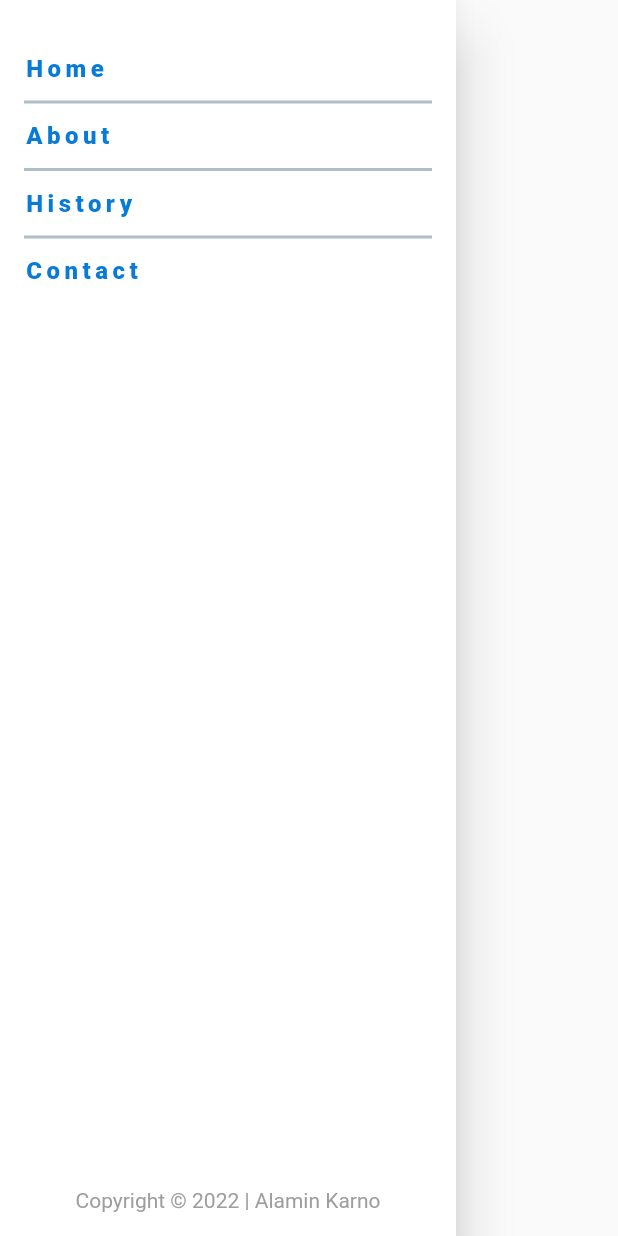
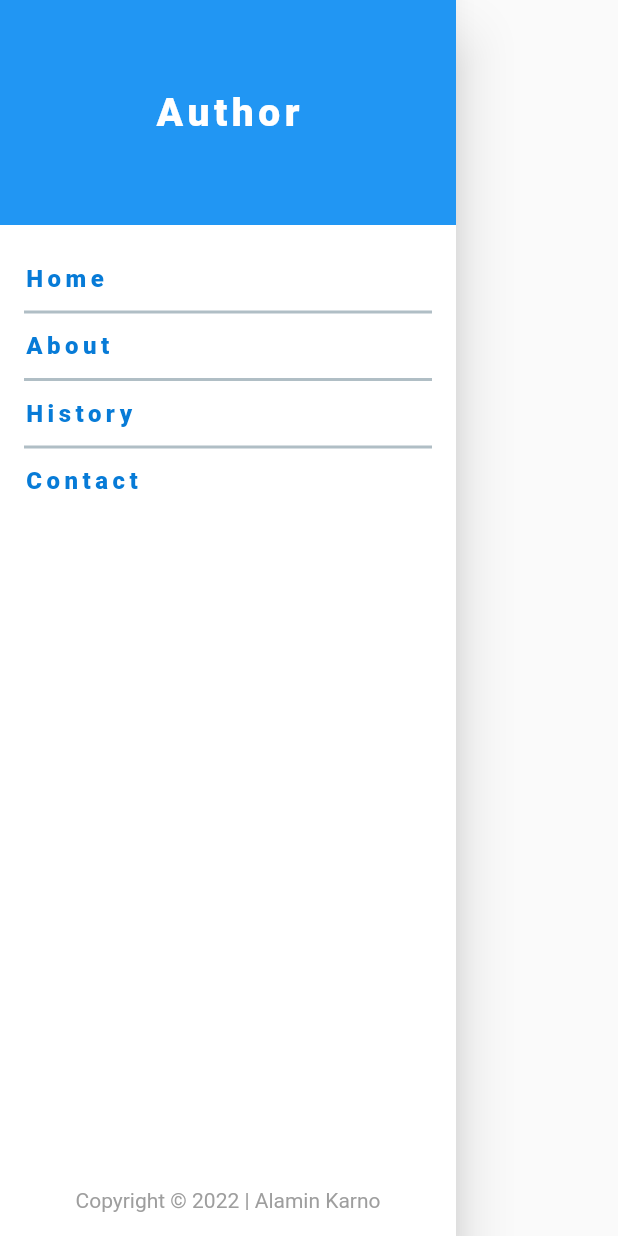
Before and after one commit to CPAD-Gazipur/Web-Landing-Page-Flutter, a Flutter app: the MenuDrawer widget shown alone on an empty page, opened directly, on a phone screen of 412 x 824 dp. Run offline on Flutter 3.47's test engine with Material 2 defaults, Android fonts, the phone set to English and light mode, and no system bars; our stand-ins replace carousel_slider; Roboto replaces fonts that are missing (Raleway).

Commit message:
Web Landing Page: App Drawer Design Change

```diff
--- a/lib/widgets/menu_drawer.dart
+++ b/lib/widgets/menu_drawer.dart
@@ -8,13 +8,34 @@ class MenuDrawer extends StatelessWidget {
     return Drawer(
       child: Container(
         color: Colors.white, //const Color(0xFF077BD7),
+        child: Column(
+          children: [
+            Container(
+              height: 150,
+              width: double.infinity,
+              color: Colors.blue,
+              child: const Align(
+                alignment: Alignment.center,
+                child: Text(
+                  'Author',
+                  style: TextStyle(
+                    fontSize: 26,
+                    color: Colors.white,
+                    fontFamily: 'Raleway',
+                    fontWeight: FontWeight.w900,
+                    letterSpacing: 3,
+                  ),
+                ),
+              ),
+            ),
+            Expanded(
               child: Padding(
                 padding: const EdgeInsets.all(16.0),
                 child: Column(
                   crossAxisAlignment: CrossAxisAlignment.start,
                   mainAxisAlignment: MainAxisAlignment.start,
                   children: [
-              const SizedBox(height: 20),
+                    const SizedBox(height: 10),
                     InkWell(
                       onTap: () {
                         Navigator.pop(context);
@@ -106,6 +127,9 @@ class MenuDrawer extends StatelessWidget {
                 ),
               ),
             ),
+          ],
+        ),
+      ),
     );
   }
 }
```
Lines whose indentation alone changed are shown as unchanged.
